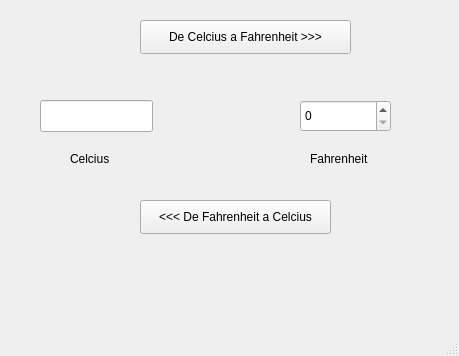
Before: the Qt Designer form tempconv.ui in rony728/converterpyqt, drawn with Qt 5.
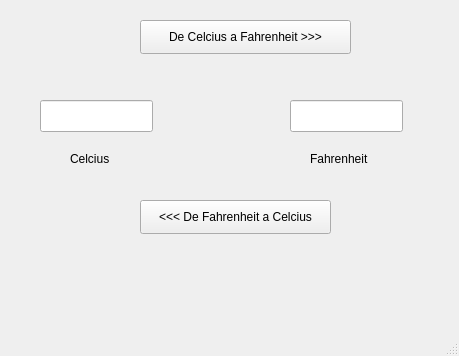
After: the same form once the commit is applied. Icons and pictures are not drawn.

What changed in the file:
```diff
--- a/tempconv.ui
+++ b/tempconv.ui
@@ -69,15 +69,8 @@
       <height>32</height>
      </rect>
     </property>
-   </widget>
-   <widget class="QSpinBox" name="spinFahr">
-    <property name="geometry">
-     <rect>
-      <x>300</x>
-      <y>100</y>
-      <width>91</width>
-      <height>32</height>
-     </rect>
+    <property name="inputMask">
+     <string/>
     </property>
    </widget>
    <widget class="QPushButton" name="btn_FtoC">
@@ -93,6 +86,19 @@
      <string>&lt;&lt;&lt; De Fahrenheit a Celcius</string>
     </property>
    </widget>
+   <widget class="QLineEdit" name="fah">
+    <property name="geometry">
+     <rect>
+      <x>290</x>
+      <y>100</y>
+      <width>113</width>
+      <height>32</height>
+     </rect>
+    </property>
+    <property name="inputMask">
+     <string/>
+    </property>
+   </widget>
   </widget>
   <widget class="QMenuBar" name="menubar">
    <property name="geometry">
```
Left out of the diff: 2 changed lines with no effect on the pictures.
